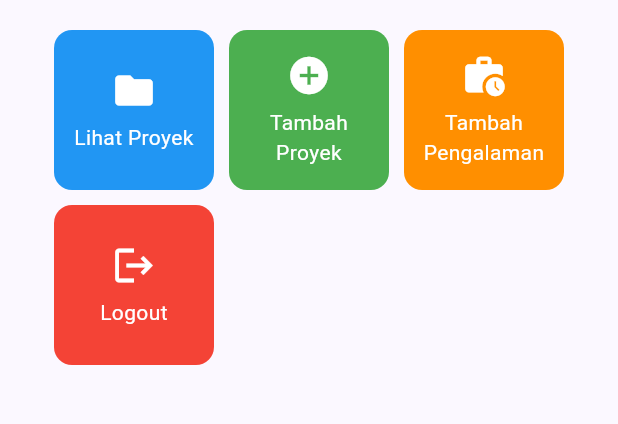
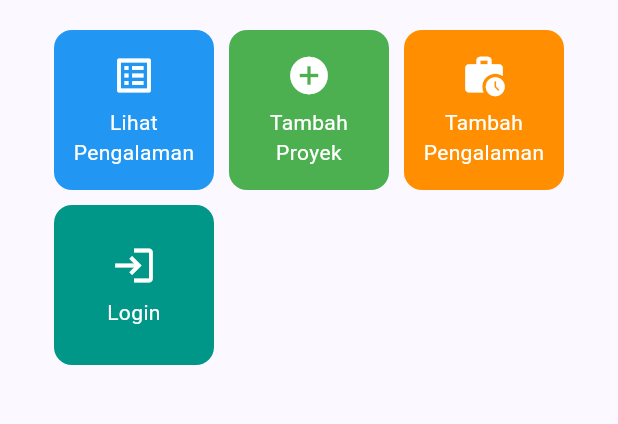
Before and after one commit to Novel107/myportofolio_mobile, a Flutter app: the screen it shows after launch, on a phone screen of 412 x 824 dp, the part 387-811 px from its top. Run offline on Flutter 3.47's test engine with Material 3 defaults, Android fonts, the phone set to English and light mode, and no system bars; generated files the repository leaves out were written again.

Commit message:
feat(ui): make MyHomePage menu reactive to AuthProvider login state

```diff
--- a/lib/screens/menu.dart
+++ b/lib/screens/menu.dart
@@ -1,6 +1,8 @@
 import 'package:flutter/material.dart';
+import 'package:provider/provider.dart';
+import 'package:myportofolio_mobile/providers/auth_provider.dart';
+import 'package:myportofolio_mobile/widgets/left_drawer.dart';
 import 'package:myportofolio_mobile/widgets/project_card.dart';
-import 'package:myportofolio_mobile/widgets/left_drawer.dart';
 
 class MyHomePage extends StatelessWidget {
   MyHomePage({super.key});
@@ -9,15 +11,20 @@ class MyHomePage extends StatelessWidget {
   final String nama = "Muhammad Fachri Novelino";
   final String kelas = "PBP D";
 
-  final List<ItemHomepage> items = [
-    ItemHomepage("Lihat Proyek", Icons.folder, Colors.blue),
-    ItemHomepage("Tambah Proyek", Icons.add_circle, Colors.green),
-    ItemHomepage("Tambah Pengalaman", Icons.work_history, Colors.amber[800]!),
-    ItemHomepage("Logout", Icons.logout, Colors.red),
-  ];
-
   @override
   Widget build(BuildContext context) {
+    final auth = context.watch<AuthProvider>();
+
+    final List<ItemHomepage> items = [
+      ItemHomepage("Lihat Pengalaman", Icons.list_alt, Colors.blue),
+      ItemHomepage("Tambah Proyek", Icons.add_circle, Colors.green),
+      ItemHomepage("Tambah Pengalaman", Icons.work_history, Colors.amber[800]!),
+      if (auth.isAuthenticated)
+        ItemHomepage("Logout", Icons.logout, Colors.red)
+      else
+        ItemHomepage("Login", Icons.login, Colors.teal),
+    ];
+
     return Scaffold(
       appBar: AppBar(
         title: const Text(
@@ -48,11 +55,13 @@ class MyHomePage extends StatelessWidget {
             Center(
               child: Column(
                 children: [
-                  const Padding(
-                    padding: EdgeInsets.only(top: 16.0),
+                  Padding(
+                    padding: const EdgeInsets.only(top: 16.0),
                     child: Text(
-                      'Selamat datang di MyPortfolio Mobile!',
-                      style: TextStyle(
+                      auth.isAuthenticated
+                          ? 'Selamat datang, ${auth.username}!'
+                          : 'Selamat datang di MyPortfolio Mobile!',
+                      style: const TextStyle(
                         fontWeight: FontWeight.bold,
                         fontSize: 18.0,
                       ),
```
